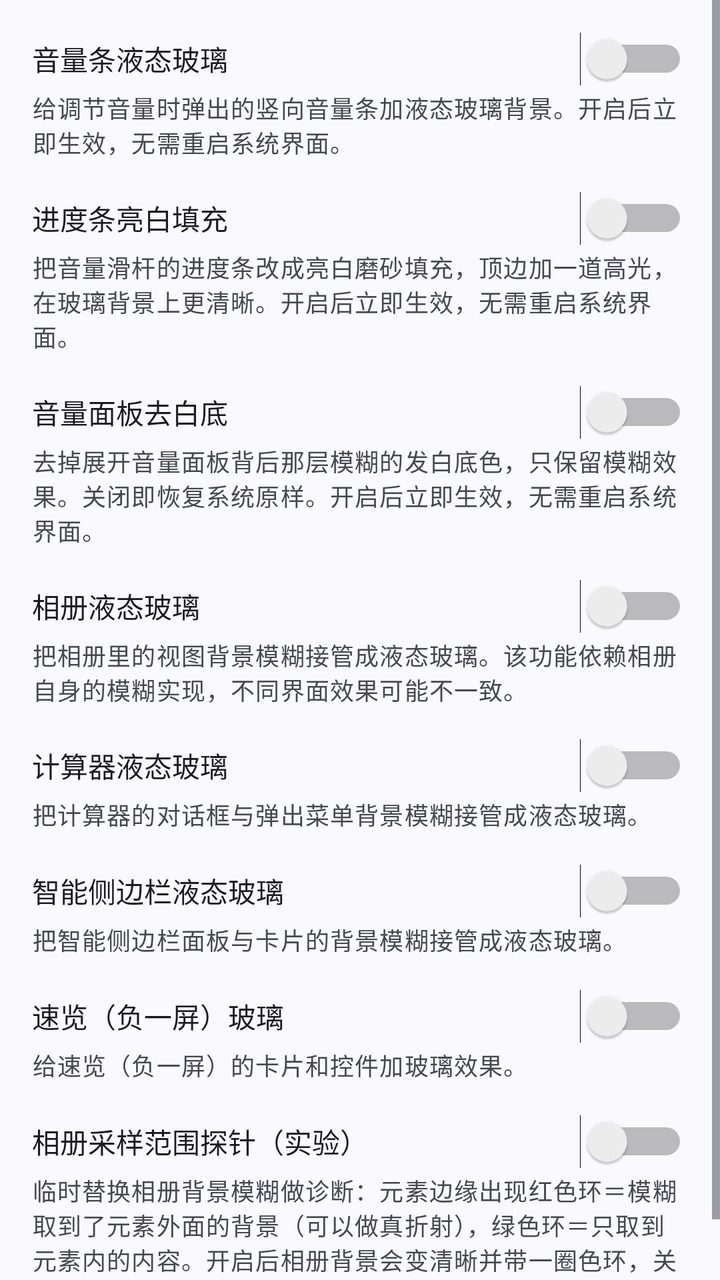
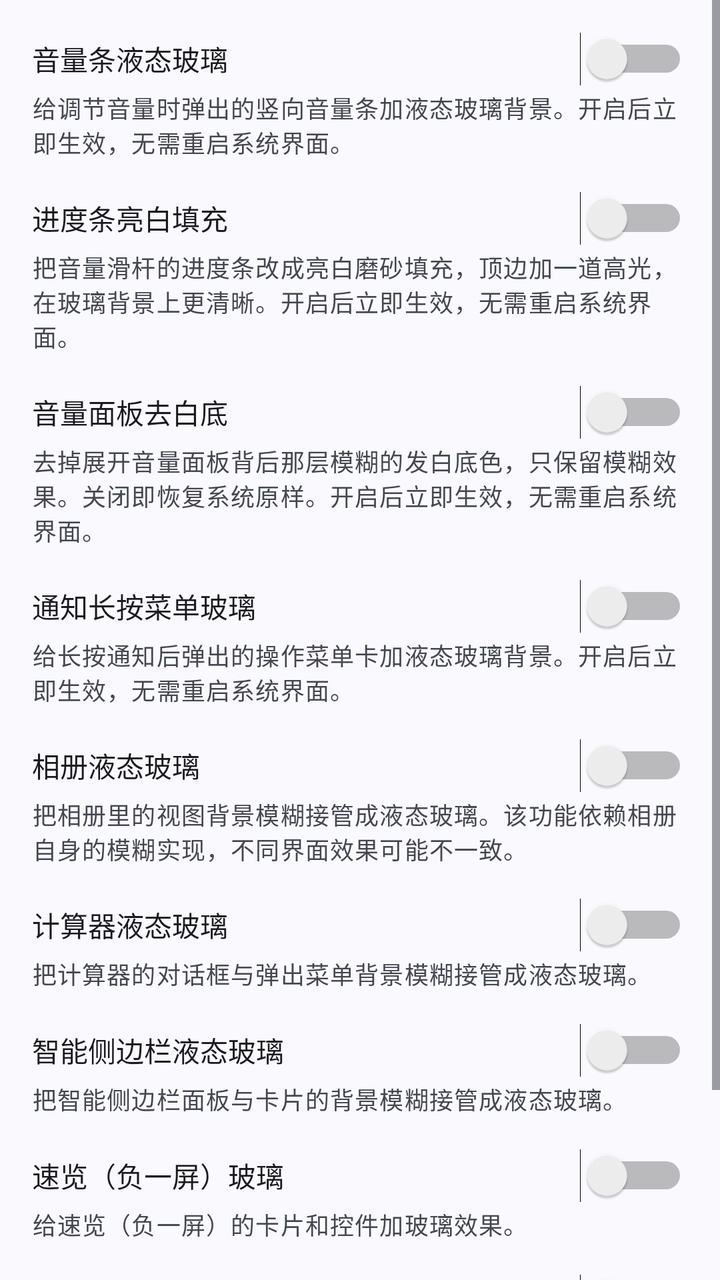

Two renders of the same Android screen: before a commit and after it. Below are the layout's source before the change and the commit's diff.
<!-- AndroidManifest.xml: application theme Theme.LiquidGlass -->
<!-- res/layout/view_cat_components.xml -->
<?xml version="1.0" encoding="utf-8"?>
<ScrollView xmlns:android="http://schemas.android.com/apk/res/android"
    android:layout_width="match_parent"
    android:layout_height="match_parent"
    android:fillViewport="true">

    <LinearLayout
        android:layout_width="match_parent"
        android:layout_height="wrap_content"
        android:orientation="vertical"
        android:padding="16dp">

        
        <Switch
            android:id="@+id/switchVolumeSeekBarGlass"
            android:layout_width="match_parent"
            android:layout_height="wrap_content"
            android:text="@string/settings_volume_seekbar_glass" />

        <TextView
            android:layout_width="match_parent"
            android:layout_height="wrap_content"
            android:layout_marginTop="2dp"
            android:text="@string/settings_volume_seekbar_glass_desc"
            android:textAppearance="?attr/textAppearanceBodySmall"
            android:textColor="?android:attr/textColorSecondary" />

        
        <Switch
            android:id="@+id/switchVolumePanelClean"
            android:layout_width="match_parent"
            android:layout_height="wrap_content"
            android:layout_marginTop="16dp"
            android:text="@string/settings_volume_panel_clean" />

        <TextView
            android:layout_width="match_parent"
            android:layout_height="wrap_content"
            android:layout_marginTop="2dp"
            android:text="@string/settings_volume_panel_clean_desc"
            android:textAppearance="?attr/textAppearanceBodySmall"
            android:textColor="?android:attr/textColorSecondary" />

        
        <Switch
            android:id="@+id/switchVolumePanelBackdrop"
            android:layout_width="match_parent"
            android:layout_height="wrap_content"
            android:layout_marginTop="16dp"
            android:text="@string/settings_volume_panel_backdrop" />

        <TextView
            android:layout_width="match_parent"
            android:layout_height="wrap_content"
            android:layout_marginTop="2dp"
            android:text="@string/settings_volume_panel_backdrop_desc"
            android:textAppearance="?attr/textAppearanceBodySmall"
            android:textColor="?android:attr/textColorSecondary" />

        
        <Switch
            android:id="@+id/switchGalleryGlass"
            android:layout_width="match_parent"
            android:layout_height="wrap_content"
            android:layout_marginTop="16dp"
            android:text="@string/settings_gallery_glass" />

        <TextView
            android:layout_width="match_parent"
            android:layout_height="wrap_content"
            android:layout_marginTop="2dp"
            android:text="@string/settings_gallery_glass_desc"
            android:textAppearance="?attr/textAppearanceBodySmall"
            android:textColor="?android:attr/textColorSecondary" />

        
        <Switch
            android:id="@+id/switchCalculatorGlass"
            android:layout_width="match_parent"
            android:layout_height="wrap_content"
            android:layout_marginTop="16dp"
            android:text="@string/settings_calculator_glass" />

        <TextView
            android:layout_width="match_parent"
            android:layout_height="wrap_content"
            android:layout_marginTop="2dp"
            android:text="@string/settings_calculator_glass_desc"
            android:textAppearance="?attr/textAppearanceBodySmall"
            android:textColor="?android:attr/textColorSecondary" />

        
        <Switch
            android:id="@+id/switchSmartSidebarGlass"
            android:layout_width="match_parent"
            android:layout_height="wrap_content"
            android:layout_marginTop="16dp"
            android:text="@string/settings_smart_sidebar_glass" />

        <TextView
            android:layout_width="match_parent"
            android:layout_height="wrap_content"
            android:layout_marginTop="2dp"
            android:text="@string/settings_smart_sidebar_glass_desc"
            android:textAppearance="?attr/textAppearanceBodySmall"
            android:textColor="?android:attr/textColorSecondary" />

        
        <Switch
            android:id="@+id/switchAssistantScreenGlass"
            android:layout_width="match_parent"
            android:layout_height="wrap_content"
            android:layout_marginTop="16dp"
            android:text="@string/settings_assistant_screen_glass" />

        <TextView
            android:layout_width="match_parent"
            android:layout_height="wrap_content"
            android:layout_marginTop="2dp"
            android:text="@string/settings_assistant_screen_glass_desc"
            android:textAppearance="?attr/textAppearanceBodySmall"
            android:textColor="?android:attr/textColorSecondary" />

        
        <Switch
            android:id="@+id/switchGalleryShaderProbe"
            android:layout_width="match_parent"
            android:layout_height="wrap_content"
            android:layout_marginTop="16dp"
            android:text="@string/settings_gallery_shader_probe" />

        <TextView
            android:layout_width="match_parent"
            android:layout_height="wrap_content"
            android:layout_marginTop="2dp"
            android:text="@string/settings_gallery_shader_probe_desc"
            android:textAppearance="?attr/textAppearanceBodySmall"
            android:textColor="?android:attr/textColorSecondary" />

    </LinearLayout>
</ScrollView>
<!-- resources referenced by this layout -->
<resources>
  <string name="settings_assistant_screen_glass">速览（负一屏）玻璃</string>
  <string name="settings_assistant_screen_glass_desc">给速览（负一屏）的卡片和控件加玻璃效果。</string>
  <string name="settings_calculator_glass">计算器液态玻璃</string>
  <string name="settings_calculator_glass_desc">把计算器的对话框与弹出菜单背景模糊接管成液态玻璃。</string>
  <string name="settings_gallery_glass">相册液态玻璃</string>
  <string name="settings_gallery_glass_desc">把相册里的视图背景模糊接管成液态玻璃。该功能依赖相册自身的模糊实现，不同界面效果可能不一致。</string>
  <string name="settings_gallery_shader_probe">相册采样范围探针（实验）</string>
  <string name="settings_gallery_shader_probe_desc">临时替换相册背景模糊做诊断：元素边缘出现红色环＝模糊取到了元素外面的背景（可以做真折射），绿色环＝只取到元素内的内容。开启后相册背景会变清晰并带一圈色环，关掉即恢复原模糊。</string>
  <string name="settings_smart_sidebar_glass">智能侧边栏液态玻璃</string>
  <string name="settings_smart_sidebar_glass_desc">把智能侧边栏面板与卡片的背景模糊接管成液态玻璃。</string>
  <string name="settings_volume_panel_backdrop">音量面板去白底</string>
  <string name="settings_volume_panel_backdrop_desc">去掉展开音量面板背后那层模糊的发白底色，只保留模糊效果。关闭即恢复系统原样。开启后立即生效，无需重启系统界面。</string>
  <string name="settings_volume_panel_clean">进度条亮白填充</string>
  <string name="settings_volume_panel_clean_desc">把音量滑杆的进度条改成亮白磨砂填充，顶边加一道高光，在玻璃背景上更清晰。开启后立即生效，无需重启系统界面。</string>
  <string name="settings_volume_seekbar_glass">音量条液态玻璃</string>
  <string name="settings_volume_seekbar_glass_desc">给调节音量时弹出的竖向音量条加液态玻璃背景。开启后立即生效，无需重启系统界面。</string>
  <style name="Theme.LiquidGlass" parent="Theme.Material3.DynamicColors.DayNight.NoActionBar" />
</resources>

<!-- the commit's change to res/layout/view_cat_components.xml (unified diff, before → after) -->
@@ -54,6 +54,22 @@
             android:layout_height="wrap_content"
             android:layout_marginTop="2dp"
             android:text="@string/settings_volume_panel_backdrop_desc"
+            android:textAppearance="?attr/textAppearanceBodySmall"
+            android:textColor="?android:attr/textColorSecondary" />
+
+        
+        <Switch
+            android:id="@+id/switchNotificationPopupGlass"
+            android:layout_width="match_parent"
+            android:layout_height="wrap_content"
+            android:layout_marginTop="16dp"
+            android:text="@string/settings_notification_popup_glass" />
+
+        <TextView
+            android:layout_width="match_parent"
+            android:layout_height="wrap_content"
+            android:layout_marginTop="2dp"
+            android:text="@string/settings_notification_popup_glass_desc"
             android:textAppearance="?attr/textAppearanceBodySmall"
             android:textColor="?android:attr/textColorSecondary" />
 
<!-- resource entries referenced after the edit -->
@@ -8,6 +8,8 @@
   <string name="settings_gallery_glass_desc">把相册里的视图背景模糊接管成液态玻璃。该功能依赖相册自身的模糊实现，不同界面效果可能不一致。</string>
   <string name="settings_gallery_shader_probe">相册采样范围探针（实验）</string>
   <string name="settings_gallery_shader_probe_desc">临时替换相册背景模糊做诊断：元素边缘出现红色环＝模糊取到了元素外面的背景（可以做真折射），绿色环＝只取到元素内的内容。开启后相册背景会变清晰并带一圈色环，关掉即恢复原模糊。</string>
+  <string name="settings_notification_popup_glass">通知长按菜单玻璃</string>
+  <string name="settings_notification_popup_glass_desc">给长按通知后弹出的操作菜单卡加液态玻璃背景。开启后立即生效，无需重启系统界面。</string>
   <string name="settings_smart_sidebar_glass">智能侧边栏液态玻璃</string>
   <string name="settings_smart_sidebar_glass_desc">把智能侧边栏面板与卡片的背景模糊接管成液态玻璃。</string>
   <string name="settings_volume_panel_backdrop">音量面板去白底</string>
